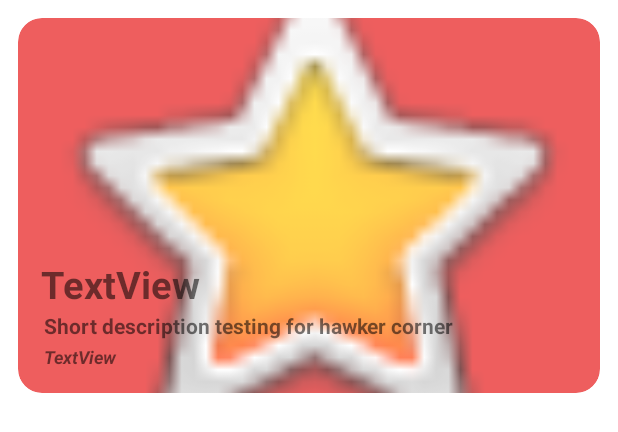
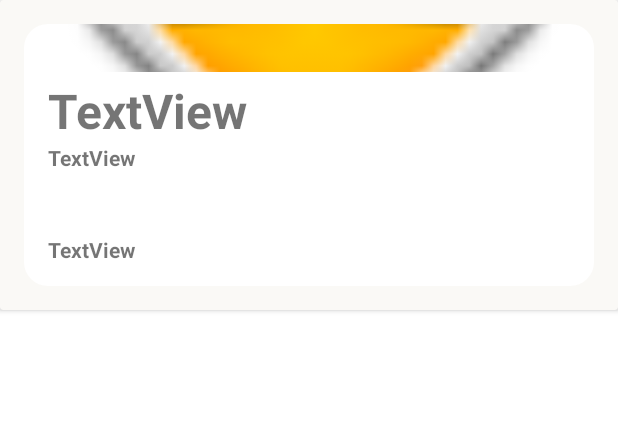
Before and after one commit to beefwhale/LobangCorner, an Android app: the layout hawker_corner_stalls.xml on its own in the app's theme, with its tools: preview values and no code run, on a phone screen of 412 x 824 dp. Shown: the top 432 px of the screen. Run offline under Robolectric (Android 15) with nearby library versions, the phone set to English and light mode, and no system bars.

Commit message:
Designs for hawker stalls changed

```diff
--- /dev/null
+++ b/app/src/main/res/drawable/hcstallshadow.xml
@@ -0,0 +1,87 @@
+<?xml version="1.0" encoding="utf-8"?>
+<shape xmlns:android="http://schemas.android.com/apk/res/android" android:shape="rectangle">
+    <corners android:radius="16dp"></corners>
+
+    <layer-list>
+
+        <!-- Drop Shadow Stack -->
+        <item>
+            <shape>
+                <padding
+                    android:bottom="2dp"
+                    android:left="2dp"
+                    android:right="2dp"
+                    android:top="2dp" />
+
+                <solid android:color="#00cccccc" />
+
+                <corners android:radius="5dp" />
+            </shape>
+        </item>
+        <item>
+            <shape>
+                <padding
+                    android:bottom="2dp"
+                    android:left="2dp"
+                    android:right="2dp"
+                    android:top="2dp" />
+
+                <solid android:color="#05cccccc" />
+
+                <corners android:radius="5dp" />
+            </shape>
+        </item>
+        <item>
+            <shape>
+                <padding
+                    android:bottom="2dp"
+                    android:left="2dp"
+                    android:right="2dp"
+                    android:top="2dp" />
+
+                <solid android:color="#0acccccc" />
+
+                <corners android:radius="5dp" />
+            </shape>
+        </item>
+        <item>
+            <shape>
+                <padding
+                    android:bottom="2dp"
+                    android:left="2dp"
+                    android:right="2dp"
+                    android:top="2dp" />
+
+                <solid android:color="#0fcccccc" />
+
+                <corners android:radius="5dp" />
+            </shape>
+        </item>
+        <item>
+            <shape>
+                <padding
+                    android:bottom="2dp"
+                    android:left="2dp"
+                    android:right="2dp"
+                    android:top="2dp" />
+
+                <solid android:color="#14cccccc" />
+
+                <corners android:radius="5dp" />
+            </shape>
+        </item>
+
+        <!-- Background -->
+        <item>
+            <shape>
+                <solid android:color="#b2f7f7f7" />
+                <stroke
+                    android:color="#681b98e6"
+                    android:width="1dp"/>
+
+                <corners android:radius="5dp" />
+            </shape>
+        </item>
+
+    </layer-list>
+</shape>
--- a/app/src/main/res/drawable/round_outline.xml
+++ b/app/src/main/res/drawable/round_outline.xml
@@ -1,4 +1,4 @@
 <?xml version="1.0" encoding="utf-8"?>
 <shape xmlns:android="http://schemas.android.com/apk/res/android" android:shape="rectangle">
-    <corners android:radius="16dp"></corners>
+    <corners android:radius="16dp"/>
 </shape>
--- a/app/src/main/res/drawable/searchview_design.xml
+++ b/app/src/main/res/drawable/searchview_design.xml
@@ -1,6 +1,14 @@
 <?xml version="1.0" encoding="utf-8"?>
 <shape xmlns:android="http://schemas.android.com/apk/res/android">
+    <item
+        android:bottom="6dp"
+        android:drawable="@android:drawable/dialog_holo_light_frame"
+        android:left="6dp"
+        android:right="6dp"
+        android:top="6dp">
+    </item>
+
     <corners android:radius = "8dp"></corners>
-    <stroke android:color = "@color/redversion1"
+    <stroke android:color = "@color/offwhite"
         android:width = "2dp"></stroke>
 </shape>
--- a/app/src/main/res/layout/activity_hawker_corner_main.xml
+++ b/app/src/main/res/layout/activity_hawker_corner_main.xml
@@ -6,7 +6,8 @@
     xmlns:app="http://schemas.android.com/apk/res-auto"
     xmlns:tools="http://schemas.android.com/tools"
     android:layout_width="match_parent"
-    android:layout_height="match_parent">
+    android:layout_height="match_parent"
+    android:background="@color/offwhite">
 
     <androidx.constraintlayout.widget.ConstraintLayout
         android:layout_width="match_parent"
@@ -29,6 +30,7 @@
             android:layout_height="wrap_content"
             android:layout_margin="10dp"
             android:background="@drawable/searchview_design"
+            app:defaultQueryHint="Search Stalls/Authors"
             app:iconifiedByDefault="false"
             app:layout_constraintEnd_toEndOf="parent"
             app:layout_constraintStart_toStartOf="parent"
@@ -36,16 +38,13 @@
 
         <Spinner
             android:id="@+id/hcmainspinner"
-            android:layout_width="0dp"
-            android:layout_height="50dp"
-            android:layout_margin="10dp"
-            android:layout_marginTop="16dp"
-            android:layout_marginBottom="8dp"
-            android:background="@drawable/searchview_design"
+            android:layout_width="344dp"
+            android:layout_height="48dp"
+            android:layout_marginTop="12dp"
             android:contentDescription="@string/sort_by"
-            android:spinnerMode="dropdown"
             app:layout_constraintBottom_toTopOf="@+id/hawkercornerrv"
             app:layout_constraintEnd_toEndOf="parent"
+            app:layout_constraintHorizontal_bias="0.326"
             app:layout_constraintStart_toStartOf="parent"
             app:layout_constraintTop_toBottomOf="@+id/hawkercornersearch" />
     </androidx.constraintlayout.widget.ConstraintLayout>
--- a/app/src/main/res/layout/hawker_corner_stalls.xml
+++ b/app/src/main/res/layout/hawker_corner_stalls.xml
@@ -1,21 +1,31 @@
 <?xml version="1.0" encoding="utf-8"?>
-<androidx.constraintlayout.widget.ConstraintLayout xmlns:android="http://schemas.android.com/apk/res/android"
+<androidx.cardview.widget.CardView xmlns:android="http://schemas.android.com/apk/res/android"
     xmlns:app="http://schemas.android.com/apk/res-auto"
     xmlns:tools="http://schemas.android.com/tools"
     android:layout_width="match_parent"
-    android:layout_height="wrap_content">
+    android:layout_height="wrap_content"
+    android:backgroundTint="@color/offwhite">
+
+    <androidx.constraintlayout.widget.ConstraintLayout
+        android:layout_width="match_parent"
+        android:layout_height="wrap_content"
+        android:layout_marginStart="16dp"
+        android:layout_marginTop="16dp"
+        android:layout_marginEnd="16dp"
+        android:layout_marginBottom="16dp"
+        android:background="@drawable/hcstallshadow"
+        android:backgroundTint="@color/white"
+        app:layout_constraintBottom_toBottomOf="parent"
+        app:layout_constraintEnd_toEndOf="parent"
+        app:layout_constraintStart_toStartOf="parent"
+        app:layout_constraintTop_toBottomOf="@id/hccoverimg">
 
         <ImageView
             android:id="@+id/hccoverimg"
-        android:layout_width="0dp"
-        android:layout_height="250dp"
-        android:layout_margin="12dp"
-        android:foreground="@drawable/hcimage_overlay"
+            android:layout_width="match_parent"
+            android:layout_height="match_parent"
             android:background="@drawable/round_outline"
-        android:backgroundTint="@color/redversion1"
             android:scaleType="centerCrop"
-        android:clipToOutline="true"
-        app:layout_constraintBottom_toBottomOf="parent"
             app:layout_constraintEnd_toEndOf="parent"
             app:layout_constraintStart_toStartOf="parent"
             app:layout_constraintTop_toTopOf="parent"
@@ -23,38 +33,40 @@
 
         <TextView
             android:id="@+id/hcstallname"
-        android:layout_width="352dp"
-        android:layout_height="33dp"
-        android:layout_marginStart="15dp"
-        android:layout_marginTop="160dp"
+            android:layout_width="317dp"
+            android:layout_height="39dp"
+            android:layout_marginStart="16dp"
+            android:layout_marginTop="4dp"
             android:text="TextView"
-        android:textAllCaps="false"
-        android:textSize="25sp"
+            android:textSize="32sp"
             android:textStyle="bold"
-        app:layout_constraintStart_toStartOf="@+id/hccoverimg"
-        app:layout_constraintTop_toTopOf="@+id/hccoverimg" />
+            app:layout_constraintStart_toStartOf="parent"
+            app:layout_constraintTop_toBottomOf="@+id/hccoverimg" />
+
+        <TextView
+            android:id="@+id/hcshortdesc"
+            android:layout_width="339dp"
+            android:layout_height="57dp"
+            android:layout_marginStart="16dp"
+            android:layout_marginTop="4dp"
+            android:text="TextView"
+            android:textSize="14sp"
+            android:textStyle="bold"
+            app:layout_constraintStart_toStartOf="parent"
+            app:layout_constraintTop_toBottomOf="@+id/hcstallname" />
 
         <TextView
             android:id="@+id/hccoverauthor"
-        android:layout_width="209dp"
-        android:layout_height="28dp"
-        android:layout_marginStart="17dp"
-        android:layout_marginTop="2dp"
+            android:layout_width="189dp"
+            android:layout_height="34dp"
+            android:layout_marginStart="16dp"
+            android:layout_marginTop="4dp"
             android:text="TextView"
-        android:textSize="12sp"
-        android:textStyle="bold|italic"
-        app:layout_constraintStart_toStartOf="@+id/hccoverimg"
+            android:textSize="14sp"
+            android:textStyle="bold"
+            app:layout_constraintStart_toStartOf="parent"
             app:layout_constraintTop_toBottomOf="@+id/hcshortdesc" />
 
-    <TextView
-        android:id="@+id/hcshortdesc"
-        android:layout_width="357dp"
-        android:layout_height="20dp"
-        android:layout_marginStart="17dp"
-        android:layout_marginTop="2dp"
-        android:text="Short description testing for hawker corner"
-        android:textStyle="bold"
-        app:layout_constraintStart_toStartOf="@+id/hccoverimg"
-        app:layout_constraintTop_toBottomOf="@+id/hcstallname" />
+    </androidx.constraintlayout.widget.ConstraintLayout>
 
-</androidx.constraintlayout.widget.ConstraintLayout>
+</androidx.cardview.widget.CardView>
```
Lines whose indentation alone changed are shown as unchanged.
